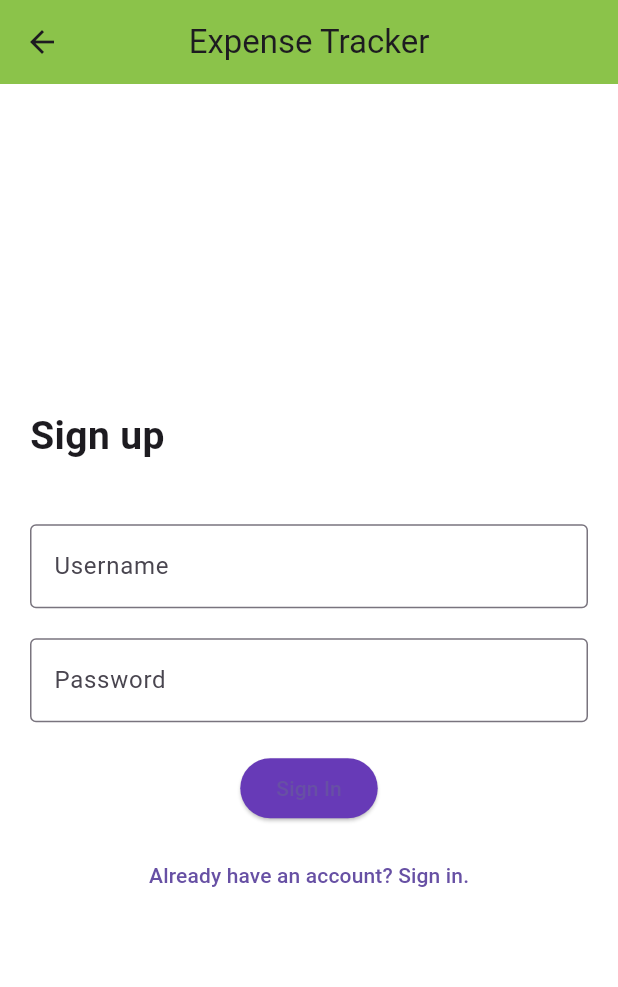
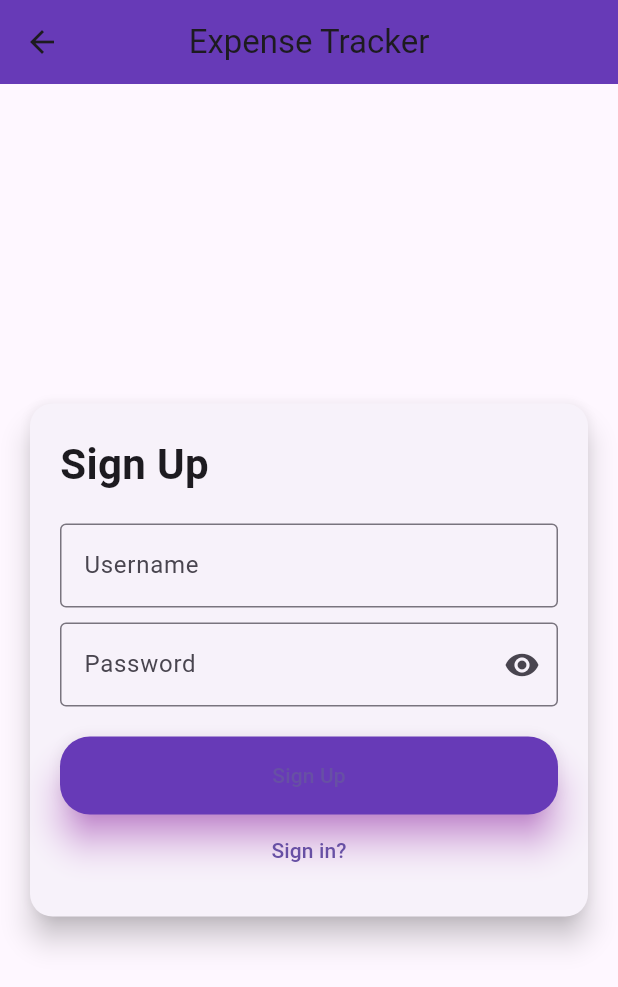
Before and after one commit to tarunaa28/Expense_Tracker, a Flutter app: the screen it shows after launch, after a tap on "Don't have an account? Sign up.", on a phone screen of 412 x 824 dp. Shown: the top 987 px of the screen. Run offline on Flutter 3.47's test engine with Material 3 defaults, Android fonts, the phone set to English and light mode, and no system bars.

Commit message:
Updated Ui Interface

```diff
--- a/lib/screens/login_page.dart
+++ b/lib/screens/login_page.dart
@@ -1,53 +1,63 @@
 import 'package:flutter/material.dart';
-import 'signup_page.dart';
 
 class LoginPage extends StatelessWidget {
   const LoginPage({super.key});
+
   @override
   Widget build(BuildContext context) {
     return Scaffold(
-      backgroundColor: Colors.white,
       appBar: AppBar(
-        backgroundColor: Colors.deepPurple,
         title: const Text('Expense Tracker'),
         centerTitle: true,
+        backgroundColor: Colors.deepPurple,
       ),
-      body: Padding(
+      body: Center(
+        child: Card(
+          elevation: 8,
+          shape:
+              RoundedRectangleBorder(borderRadius: BorderRadius.circular(15)),
+          margin: const EdgeInsets.all(20),
+          child: Padding(
             padding: const EdgeInsets.all(20.0),
             child: Column(
-          mainAxisAlignment: MainAxisAlignment.center,
-          crossAxisAlignment: CrossAxisAlignment.start,
+              mainAxisSize: MainAxisSize.min,
+              crossAxisAlignment: CrossAxisAlignment.stretch,
               children: [
-            const Text(
-              'Login',
-              style: TextStyle(fontSize: 26, fontWeight: FontWeight.bold),
-            ),
-            const SizedBox(height: 40),
-            TextField(
+                const Text('Login',
+                    style:
+                        TextStyle(fontSize: 28, fontWeight: FontWeight.bold)),
+                const SizedBox(height: 20),
+                const TextField(
                   decoration: InputDecoration(
                     labelText: 'Username',
                     border: OutlineInputBorder(),
                   ),
                 ),
-            const SizedBox(height: 20),
+                const SizedBox(height: 10),
                 TextField(
-              obscureText: true,
-              decoration: InputDecoration(
+                  decoration: const InputDecoration(
                     labelText: 'Password',
                     border: OutlineInputBorder(),
+                    suffixIcon: Icon(Icons.visibility),
                   ),
+                  obscureText: true,
                 ),
                 const SizedBox(height: 20),
-            Center(
-              child: ElevatedButton(
-                onPressed: () {
-                  // Handle Sign-In Logic
-                },
+                ElevatedButton(
                   style: ElevatedButton.styleFrom(
                     backgroundColor: Colors.deepPurple,
+                    padding: const EdgeInsets.symmetric(vertical: 16),
+                    shape: RoundedRectangleBorder(
+                        borderRadius: BorderRadius.circular(20)),
+                    shadowColor: Colors.purpleAccent,
+                    elevation: 10,
                   ),
-                child: const Text('Sign In'),
-              ),
+                  onPressed: () {
+                    //Navigator.pushNamed(context, '/signup');
+                  },
+                  child: const Text('Sign In',
+                      style:
+                          TextStyle(fontSize: 20, fontWeight: FontWeight.bold)),
                 ),
                 const SizedBox(height: 10),
                 Center(
@@ -61,6 +71,8 @@ class LoginPage extends StatelessWidget {
               ],
             ),
           ),
+        ),
+      ),
     );
   }
 }
--- a/lib/screens/signup_page.dart
+++ b/lib/screens/signup_page.dart
@@ -1,62 +1,71 @@
 import 'package:flutter/material.dart';
 
 class SignupPage extends StatelessWidget {
+  const SignupPage({super.key});
+
   @override
   Widget build(BuildContext context) {
     return Scaffold(
-      backgroundColor: Colors.white,
       appBar: AppBar(
-        backgroundColor: Colors.lightGreen,
         title: const Text('Expense Tracker'),
         centerTitle: true,
+        backgroundColor: Colors.deepPurple,
       ),
-      body: Padding(
+      body: Center(
+        child: Card(
+          elevation: 8,
+          shape:
+              RoundedRectangleBorder(borderRadius: BorderRadius.circular(15)),
+          margin: const EdgeInsets.all(20),
+          child: Padding(
             padding: const EdgeInsets.all(20.0),
             child: Column(
-          mainAxisAlignment: MainAxisAlignment.center,
-          crossAxisAlignment: CrossAxisAlignment.start,
+              mainAxisSize: MainAxisSize.min,
+              crossAxisAlignment: CrossAxisAlignment.stretch,
               children: [
-            const Text(
-              'Sign up',
-              style: TextStyle(fontSize: 26, fontWeight: FontWeight.bold),
-            ),
-            const SizedBox(height: 40),
-            TextField(
+                const Text('Sign Up',
+                    style:
+                        TextStyle(fontSize: 28, fontWeight: FontWeight.bold)),
+                const SizedBox(height: 20),
+                const TextField(
                   decoration: InputDecoration(
                     labelText: 'Username',
                     border: OutlineInputBorder(),
                   ),
                 ),
-            const SizedBox(height: 20),
+                const SizedBox(height: 10),
                 TextField(
-              obscureText: true,
-              decoration: InputDecoration(
+                  decoration: const InputDecoration(
                     labelText: 'Password',
                     border: OutlineInputBorder(),
+                    suffixIcon: Icon(Icons.visibility),
+                  ),
+                  obscureText: true,
+                ),
+                const SizedBox(height: 20),
+                ElevatedButton(
+                  style: ElevatedButton.styleFrom(
+                    backgroundColor: Colors.deepPurple,
+                    padding: const EdgeInsets.symmetric(vertical: 16),
+                    shape: RoundedRectangleBorder(
+                        borderRadius: BorderRadius.circular(20)),
+                    shadowColor: Colors.purpleAccent,
+                    elevation: 10,
+                  ),
+                  onPressed: () {
+                    //Navigator.pushNamed(context, '/login');
+                  },
+                  child: const Text('Sign Up'),
+                ),
+                TextButton(
+                  onPressed: () {
+                    Navigator.pushNamed(context, '/login');
+                  },
+                  child: const Text('Sign in?'),
+                ),
+              ],
             ),
           ),
-            const SizedBox(height: 20),
-            Center(
-              child: ElevatedButton(
-                onPressed: () {
-                  // Handle Sign-Up Logic
-                },
-                style: ElevatedButton.styleFrom(
-                  backgroundColor: Colors.deepPurple,
-                ),
-                child: const Text('Sign In'),
-              ),
-            ),
-            const SizedBox(height: 10),
-            Center(
-              child: TextButton(
-                onPressed: () {
-                  Navigator.pop(context);
-                },
-                child: const Text('Already have an account? Sign in.'),
-              ),
-            ),
-          ],
         ),
       ),
     );
--- a/pubspec.yaml
+++ b/pubspec.yaml
@@ -57,8 +57,6 @@ flutter:
   # included with your application, so that you can use the icons in
   # the material Icons class.
   uses-material-design: true
-  assets:
-    - assets/.png
 
   # To add assets to your application, add an assets section, like this:
   # assets:
```
Also changed, not shown: lib/login_page.dart (deleted, +0 -65 lines), lib/signup_page.dart (deleted, +0 -65 lines). Lines whose indentation alone changed are shown as unchanged.
